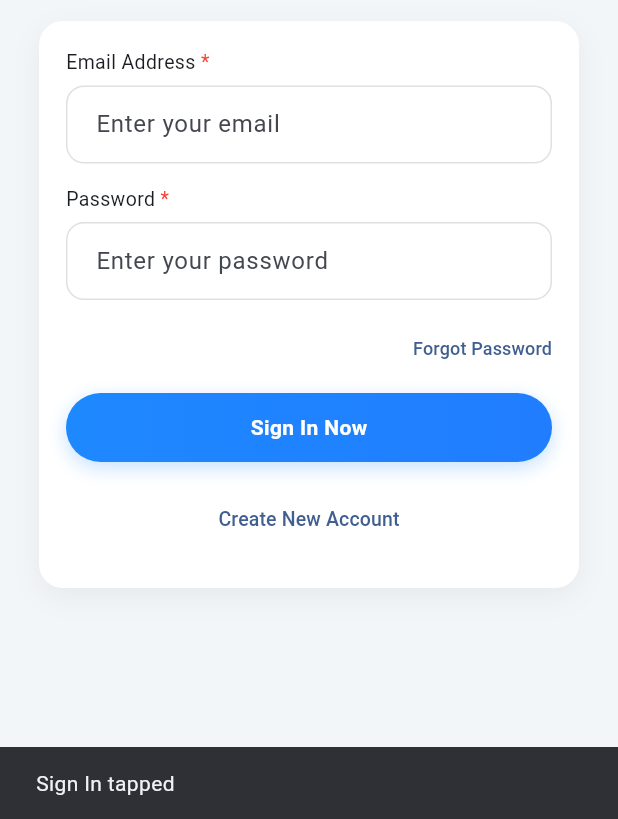
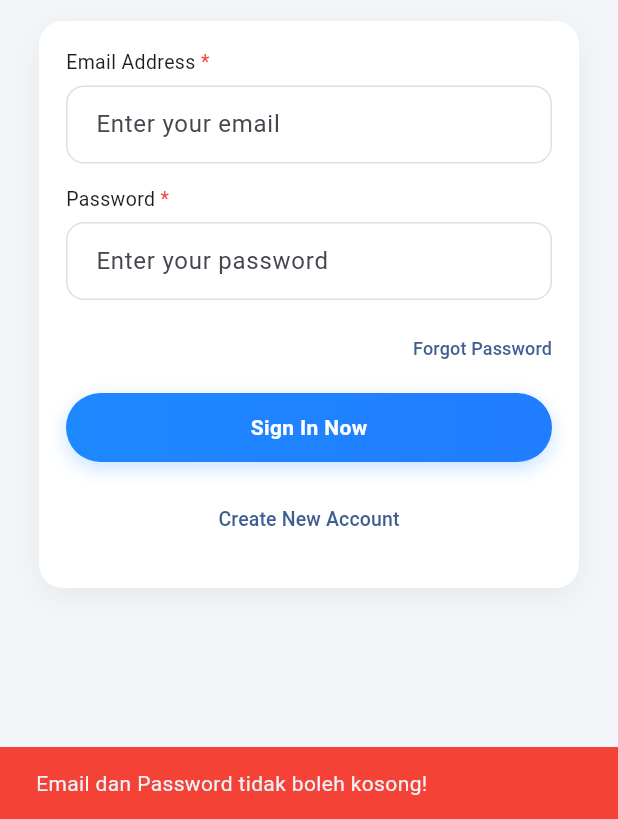
Before and after one commit to hanrizki/prak-mobilelanjut-2307051005, a Flutter app: the screen it shows after launch, after a tap on "Sign In Now", on a phone screen of 412 x 824 dp, the part 417-1236 px from its top. Run offline on Flutter 3.47's test engine with Material 3 defaults, Android fonts, the phone set to English and light mode, and no system bars.

Commit message:
pertemuan 5

```diff
--- /dev/null
+++ b/lib/dashboard_screen.dart
@@ -0,0 +1 @@
+// TODO Implement this library.
--- a/lib/main.dart
+++ b/lib/main.dart
@@ -1,6 +1,8 @@
 import 'package:flutter/material.dart';
 import 'screens/login_screen.dart';
 import 'screens/signup_screen.dart';
+import 'screens/dashboard_screen.dart';
+
 
 // Entry point aplikasi
 void main() => runApp(const JustduitApp());
@@ -45,6 +47,8 @@ class JustduitApp extends StatelessWidget {
         '/': (_) => const LoginScreen(),
         LoginScreen.route: (_) => const LoginScreen(),
         SignupScreen.route: (_) => const SignupScreen(),
+        DashboardScreen.route: (_) => const DashboardScreen(),
+
       },
     );
   }
--- a/lib/screens/login_screen.dart
+++ b/lib/screens/login_screen.dart
@@ -1,4 +1,5 @@
 import 'package:flutter/material.dart';
+import 'package:myapp/screens/dashboard_screen.dart';
 import 'signup_screen.dart';
 
 class LoginScreen extends StatefulWidget {
@@ -142,9 +143,20 @@ class _LoginScreenState extends State<LoginScreen> {
                       ),
                       const SizedBox(height: 6),
                       primaryButton('Sign In Now', () {
-                        ScaffoldMessenger.of(context).showSnackBar(
-                          const SnackBar(content: Text('Sign In tapped')),
-                        );
+                        if (_email.text.isEmpty || _pass.text.isEmpty) {
+                          ScaffoldMessenger.of(context).showSnackBar(
+                            const SnackBar(
+                              content: Text('Email dan Password tidak boleh kosong!'),
+                              backgroundColor: Colors.red,
+                            ),
+                          );
+                        } else {
+                          Navigator.pushNamedAndRemoveUntil(
+                            context,
+                            DashboardScreen.route,
+                            (route) => false,
+                          );
+                        }
                       }),
                       const SizedBox(height: 14),
                       Center(
--- a/pubspec.yaml
+++ b/pubspec.yaml
@@ -21,4 +21,3 @@ flutter:
   uses-material-design: true
   assets:
     - assets/images/
-]'bh'
```
Also changed, not shown: lib/screens/dashboard_screen.dart (added, +102 -0 lines).
